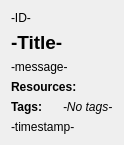
AHB99/note-keeper-with-gui, file NoteKeeperWithGUI/NoteWidget.ui: the form before one commit.
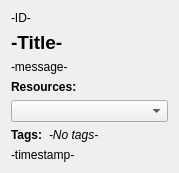
The form after the commit.

Commit message: Added Note to NoteWidget converter

Patch:
```diff
--- a/NoteKeeperWithGUI/NoteWidget.ui
+++ b/NoteKeeperWithGUI/NoteWidget.ui
@@ -6,8 +6,8 @@
    <rect>
     <x>0</x>
     <y>0</y>
-    <width>124</width>
-    <height>123</height>
+    <width>179</width>
+    <height>169</height>
    </rect>
   </property>
   <property name="windowTitle">
@@ -76,6 +76,9 @@
        </property>
       </widget>
      </item>
+     <item>
+      <widget class="QComboBox" name="resourceComboBox"/>
+     </item>
      <item>
       <layout class="QHBoxLayout" name="horizontalLayout">
        <item>
@@ -104,6 +107,19 @@
          </property>
         </widget>
        </item>
+       <item>
+        <spacer name="horizontalSpacer">
+         <property name="orientation">
+          <enum>Qt::Horizontal</enum>
+         </property>
+         <property name="sizeHint" stdset="0">
+          <size>
+           <width>38</width>
+           <height>13</height>
+          </size>
+         </property>
+        </spacer>
+       </item>
       </layout>
      </item>
      <item>
```
The commit also changes 5 other files.
